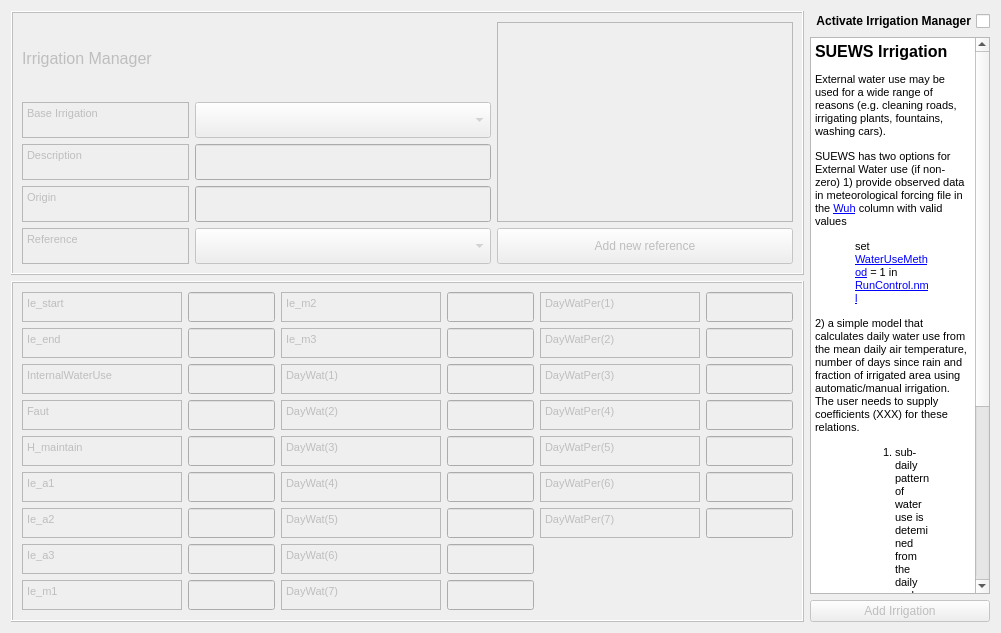
Above: tabs/urban_irrigation_tab.ui from gusbacos/suews_database_manager before the change. Below: the same form after it.
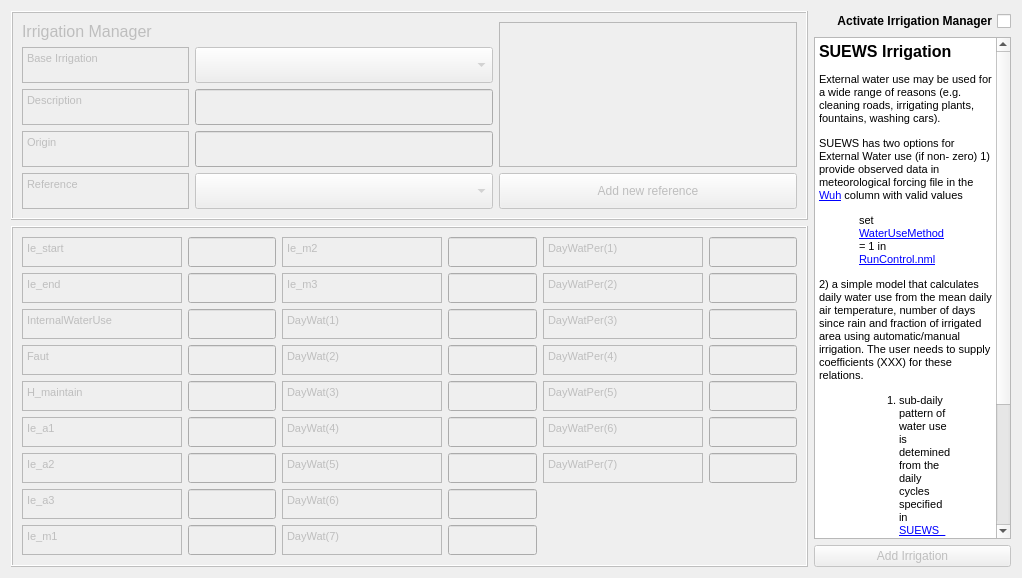
That is the form after the change. Custom widgets are drawn as their Qt base class.

```diff
--- a/tabs/urban_irrigation_tab.ui
+++ b/tabs/urban_irrigation_tab.ui
@@ -6,8 +6,8 @@
    <rect>
     <x>0</x>
     <y>0</y>
-    <width>998</width>
-    <height>633</height>
+    <width>1022</width>
+    <height>574</height>
    </rect>
   </property>
   <property name="sizePolicy">
@@ -89,7 +89,7 @@
          <string>&lt;!DOCTYPE HTML PUBLIC &quot;-//W3C//DTD HTML 4.0//EN&quot; &quot;http://www.w3.org/TR/REC-html40/strict.dtd&quot;&gt;
 &lt;html&gt;&lt;head&gt;&lt;meta name=&quot;qrichtext&quot; content=&quot;1&quot; /&gt;&lt;style type=&quot;text/css&quot;&gt;
 p, li { white-space: pre-wrap; }
-&lt;/style&gt;&lt;/head&gt;&lt;body style=&quot; font-family:'MS Shell Dlg 2'; font-size:8.25pt; font-weight:400; font-style:normal;&quot;&gt;
+&lt;/style&gt;&lt;/head&gt;&lt;body style=&quot; font-family:'MS Shell Dlg 2'; font-size:9.75pt; font-weight:400; font-style:normal;&quot;&gt;
 &lt;p style=&quot; margin-top:0px; margin-bottom:0px; margin-left:0px; margin-right:0px; -qt-block-indent:0; text-indent:0px;&quot;&gt;&lt;span style=&quot; font-size:8pt;&quot;&gt;Base Irrigation&lt;/span&gt;&lt;/p&gt;&lt;/body&gt;&lt;/html&gt;</string>
         </property>
        </widget>
@@ -134,7 +134,7 @@
          <string>&lt;!DOCTYPE HTML PUBLIC &quot;-//W3C//DTD HTML 4.0//EN&quot; &quot;http://www.w3.org/TR/REC-html40/strict.dtd&quot;&gt;
 &lt;html&gt;&lt;head&gt;&lt;meta name=&quot;qrichtext&quot; content=&quot;1&quot; /&gt;&lt;style type=&quot;text/css&quot;&gt;
 p, li { white-space: pre-wrap; }
-&lt;/style&gt;&lt;/head&gt;&lt;body style=&quot; font-family:'MS Shell Dlg 2'; font-size:8.25pt; font-weight:400; font-style:normal;&quot;&gt;
+&lt;/style&gt;&lt;/head&gt;&lt;body style=&quot; font-family:'MS Shell Dlg 2'; font-size:9.75pt; font-weight:400; font-style:normal;&quot;&gt;
 &lt;p style=&quot; margin-top:0px; margin-bottom:0px; margin-left:0px; margin-right:0px; -qt-block-indent:0; text-indent:0px;&quot;&gt;&lt;span style=&quot; font-size:8pt;&quot;&gt;Description&lt;/span&gt;&lt;/p&gt;&lt;/body&gt;&lt;/html&gt;</string>
         </property>
        </widget>
@@ -179,7 +179,7 @@
          <string>&lt;!DOCTYPE HTML PUBLIC &quot;-//W3C//DTD HTML 4.0//EN&quot; &quot;http://www.w3.org/TR/REC-html40/strict.dtd&quot;&gt;
 &lt;html&gt;&lt;head&gt;&lt;meta name=&quot;qrichtext&quot; content=&quot;1&quot; /&gt;&lt;style type=&quot;text/css&quot;&gt;
 p, li { white-space: pre-wrap; }
-&lt;/style&gt;&lt;/head&gt;&lt;body style=&quot; font-family:'MS Shell Dlg 2'; font-size:8.25pt; font-weight:400; font-style:normal;&quot;&gt;
+&lt;/style&gt;&lt;/head&gt;&lt;body style=&quot; font-family:'MS Shell Dlg 2'; font-size:9.75pt; font-weight:400; font-style:normal;&quot;&gt;
 &lt;p style=&quot; margin-top:0px; margin-bottom:0px; margin-left:0px; margin-right:0px; -qt-block-indent:0; text-indent:0px;&quot;&gt;&lt;span style=&quot; font-size:8pt;&quot;&gt;Origin&lt;/span&gt;&lt;/p&gt;&lt;/body&gt;&lt;/html&gt;</string>
         </property>
        </widget>
@@ -221,7 +221,7 @@
          <string>&lt;!DOCTYPE HTML PUBLIC &quot;-//W3C//DTD HTML 4.0//EN&quot; &quot;http://www.w3.org/TR/REC-html40/strict.dtd&quot;&gt;
 &lt;html&gt;&lt;head&gt;&lt;meta name=&quot;qrichtext&quot; content=&quot;1&quot; /&gt;&lt;style type=&quot;text/css&quot;&gt;
 p, li { white-space: pre-wrap; }
-&lt;/style&gt;&lt;/head&gt;&lt;body style=&quot; font-family:'MS Shell Dlg 2'; font-size:8.25pt; font-weight:400; font-style:normal;&quot;&gt;
+&lt;/style&gt;&lt;/head&gt;&lt;body style=&quot; font-family:'MS Shell Dlg 2'; font-size:9.75pt; font-weight:400; font-style:normal;&quot;&gt;
 &lt;p style=&quot; margin-top:0px; margin-bottom:0px; margin-left:0px; margin-right:0px; -qt-block-indent:0; text-indent:0px;&quot;&gt;&lt;span style=&quot; font-size:8pt;&quot;&gt;Reference&lt;/span&gt;&lt;/p&gt;&lt;/body&gt;&lt;/html&gt;</string>
         </property>
        </widget>
@@ -304,7 +304,7 @@
       <string>&lt;!DOCTYPE HTML PUBLIC &quot;-//W3C//DTD HTML 4.0//EN&quot; &quot;http://www.w3.org/TR/REC-html40/strict.dtd&quot;&gt;
 &lt;html&gt;&lt;head&gt;&lt;meta name=&quot;qrichtext&quot; content=&quot;1&quot; /&gt;&lt;style type=&quot;text/css&quot;&gt;
 p, li { white-space: pre-wrap; }
-&lt;/style&gt;&lt;/head&gt;&lt;body style=&quot; font-family:'MS Shell Dlg 2'; font-size:8.25pt; font-weight:400; font-style:normal;&quot;&gt;
+&lt;/style&gt;&lt;/head&gt;&lt;body style=&quot; font-family:'MS Shell Dlg 2'; font-size:9.75pt; font-weight:400; font-style:normal;&quot;&gt;
 &lt;p style=&quot; margin-top:12px; margin-bottom:12px; margin-left:0px; margin-right:0px; -qt-block-indent:0; text-indent:0px;&quot;&gt;&lt;span style=&quot; font-size:12pt; font-weight:600;&quot;&gt;SUEWS Irrigation&lt;/span&gt;&lt;/p&gt;
 &lt;p style=&quot; margin-top:12px; margin-bottom:12px; margin-left:0px; margin-right:0px; -qt-block-indent:0; text-indent:0px;&quot;&gt;&lt;span style=&quot; font-size:8pt;&quot;&gt;External water use may be used for a wide range of reasons (e.g. cleaning roads, irrigating plants, fountains, washing cars).&lt;/span&gt;&lt;/p&gt;
 &lt;p style=&quot; margin-top:12px; margin-bottom:12px; margin-left:0px; margin-right:0px; -qt-block-indent:0; text-indent:0px;&quot;&gt;&lt;span style=&quot; font-size:8pt;&quot;&gt;SUEWS has two options for External Water use (if non- zero) 1) provide observed data in meteorological forcing file in the &lt;/span&gt;&lt;a href=&quot;https://suews.readthedocs.io/en/latest/input_files/SUEWS_SiteInfo/Input_Options.html#cmdoption-arg-Wuh&quot;&gt;&lt;span style=&quot; font-family:'Courier New'; font-size:8pt; text-decoration: underline; color:#0000ff;&quot;&gt;Wuh&lt;/span&gt;&lt;/a&gt;&lt;span style=&quot; font-size:8pt;&quot;&gt; column with valid values&lt;/span&gt;&lt;/p&gt;
@@ -417,7 +417,7 @@
             <string>&lt;!DOCTYPE HTML PUBLIC &quot;-//W3C//DTD HTML 4.0//EN&quot; &quot;http://www.w3.org/TR/REC-html40/strict.dtd&quot;&gt;
 &lt;html&gt;&lt;head&gt;&lt;meta name=&quot;qrichtext&quot; content=&quot;1&quot; /&gt;&lt;style type=&quot;text/css&quot;&gt;
 p, li { white-space: pre-wrap; }
-&lt;/style&gt;&lt;/head&gt;&lt;body style=&quot; font-family:'MS Shell Dlg 2'; font-size:8.25pt; font-weight:400; font-style:normal;&quot;&gt;
+&lt;/style&gt;&lt;/head&gt;&lt;body style=&quot; font-family:'MS Shell Dlg 2'; font-size:9.75pt; font-weight:400; font-style:normal;&quot;&gt;
 &lt;p style=&quot; margin-top:12px; margin-bottom:12px; margin-left:0px; margin-right:0px; -qt-block-indent:0; text-indent:0px;&quot;&gt;&lt;span style=&quot; font-size:8pt;&quot;&gt;DayWatPer(3)&lt;/span&gt;&lt;/p&gt;&lt;/body&gt;&lt;/html&gt;</string>
            </property>
           </widget>
@@ -523,7 +523,7 @@
             <string>&lt;!DOCTYPE HTML PUBLIC &quot;-//W3C//DTD HTML 4.0//EN&quot; &quot;http://www.w3.org/TR/REC-html40/strict.dtd&quot;&gt;
 &lt;html&gt;&lt;head&gt;&lt;meta name=&quot;qrichtext&quot; content=&quot;1&quot; /&gt;&lt;style type=&quot;text/css&quot;&gt;
 p, li { white-space: pre-wrap; }
-&lt;/style&gt;&lt;/head&gt;&lt;body style=&quot; font-family:'MS Shell Dlg 2'; font-size:8.25pt; font-weight:400; font-style:normal;&quot;&gt;
+&lt;/style&gt;&lt;/head&gt;&lt;body style=&quot; font-family:'MS Shell Dlg 2'; font-size:9.75pt; font-weight:400; font-style:normal;&quot;&gt;
 &lt;p style=&quot; margin-top:12px; margin-bottom:12px; margin-left:0px; margin-right:0px; -qt-block-indent:0; text-indent:0px;&quot;&gt;&lt;span style=&quot; font-size:8pt;&quot;&gt;DayWatPer(2)&lt;/span&gt;&lt;/p&gt;&lt;/body&gt;&lt;/html&gt;</string>
            </property>
           </widget>
@@ -555,7 +555,7 @@
             <string>&lt;!DOCTYPE HTML PUBLIC &quot;-//W3C//DTD HTML 4.0//EN&quot; &quot;http://www.w3.org/TR/REC-html40/strict.dtd&quot;&gt;
 &lt;html&gt;&lt;head&gt;&lt;meta name=&quot;qrichtext&quot; content=&quot;1&quot; /&gt;&lt;style type=&quot;text/css&quot;&gt;
 p, li { white-space: pre-wrap; }
-&lt;/style&gt;&lt;/head&gt;&lt;body style=&quot; font-family:'MS Shell Dlg 2'; font-size:8.25pt; font-weight:400; font-style:normal;&quot;&gt;
+&lt;/style&gt;&lt;/head&gt;&lt;body style=&quot; font-family:'MS Shell Dlg 2'; font-size:9.75pt; font-weight:400; font-style:normal;&quot;&gt;
 &lt;p style=&quot; margin-top:0px; margin-bottom:0px; margin-left:0px; margin-right:0px; -qt-block-indent:0; text-indent:0px;&quot;&gt;&lt;span style=&quot; font-size:8pt;&quot;&gt;InternalWaterUse&lt;/span&gt;&lt;/p&gt;&lt;/body&gt;&lt;/html&gt;</string>
            </property>
           </widget>
@@ -635,7 +635,7 @@
             <string>&lt;!DOCTYPE HTML PUBLIC &quot;-//W3C//DTD HTML 4.0//EN&quot; &quot;http://www.w3.org/TR/REC-html40/strict.dtd&quot;&gt;
 &lt;html&gt;&lt;head&gt;&lt;meta name=&quot;qrichtext&quot; content=&quot;1&quot; /&gt;&lt;style type=&quot;text/css&quot;&gt;
 p, li { white-space: pre-wrap; }
-&lt;/style&gt;&lt;/head&gt;&lt;body style=&quot; font-family:'MS Shell Dlg 2'; font-size:8.25pt; font-weight:400; font-style:normal;&quot;&gt;
+&lt;/style&gt;&lt;/head&gt;&lt;body style=&quot; font-family:'MS Shell Dlg 2'; font-size:9.75pt; font-weight:400; font-style:normal;&quot;&gt;
 &lt;p style=&quot; margin-top:0px; margin-bottom:0px; margin-left:0px; margin-right:0px; -qt-block-indent:0; text-indent:0px;&quot;&gt;&lt;span style=&quot; font-size:8pt;&quot;&gt;DayWat(1)&lt;/span&gt;&lt;/p&gt;&lt;/body&gt;&lt;/html&gt;</string>
            </property>
           </widget>
@@ -667,7 +667,7 @@
             <string>&lt;!DOCTYPE HTML PUBLIC &quot;-//W3C//DTD HTML 4.0//EN&quot; &quot;http://www.w3.org/TR/REC-html40/strict.dtd&quot;&gt;
 &lt;html&gt;&lt;head&gt;&lt;meta name=&quot;qrichtext&quot; content=&quot;1&quot; /&gt;&lt;style type=&quot;text/css&quot;&gt;
 p, li { white-space: pre-wrap; }
-&lt;/style&gt;&lt;/head&gt;&lt;body style=&quot; font-family:'MS Shell Dlg 2'; font-size:8.25pt; font-weight:400; font-style:normal;&quot;&gt;
+&lt;/style&gt;&lt;/head&gt;&lt;body style=&quot; font-family:'MS Shell Dlg 2'; font-size:9.75pt; font-weight:400; font-style:normal;&quot;&gt;
 &lt;p style=&quot; margin-top:0px; margin-bottom:0px; margin-left:0px; margin-right:0px; -qt-block-indent:0; text-indent:0px;&quot;&gt;&lt;span style=&quot; font-size:8pt;&quot;&gt;Ie_m3&lt;/span&gt;&lt;/p&gt;&lt;/body&gt;&lt;/html&gt;</string>
            </property>
           </widget>
@@ -725,7 +725,7 @@
             <string>&lt;!DOCTYPE HTML PUBLIC &quot;-//W3C//DTD HTML 4.0//EN&quot; &quot;http://www.w3.org/TR/REC-html40/strict.dtd&quot;&gt;
 &lt;html&gt;&lt;head&gt;&lt;meta name=&quot;qrichtext&quot; content=&quot;1&quot; /&gt;&lt;style type=&quot;text/css&quot;&gt;
 p, li { white-space: pre-wrap; }
-&lt;/style&gt;&lt;/head&gt;&lt;body style=&quot; font-family:'MS Shell Dlg 2'; font-size:8.25pt; font-weight:400; font-style:normal;&quot;&gt;
+&lt;/style&gt;&lt;/head&gt;&lt;body style=&quot; font-family:'MS Shell Dlg 2'; font-size:9.75pt; font-weight:400; font-style:normal;&quot;&gt;
 &lt;p style=&quot; margin-top:12px; margin-bottom:12px; margin-left:0px; margin-right:0px; -qt-block-indent:0; text-indent:0px;&quot;&gt;&lt;span style=&quot; font-size:8pt;&quot;&gt;DayWatPer(6)&lt;/span&gt;&lt;/p&gt;&lt;/body&gt;&lt;/html&gt;</string>
            </property>
           </widget>
@@ -757,7 +757,7 @@
             <string>&lt;!DOCTYPE HTML PUBLIC &quot;-//W3C//DTD HTML 4.0//EN&quot; &quot;http://www.w3.org/TR/REC-html40/strict.dtd&quot;&gt;
 &lt;html&gt;&lt;head&gt;&lt;meta name=&quot;qrichtext&quot; content=&quot;1&quot; /&gt;&lt;style type=&quot;text/css&quot;&gt;
 p, li { white-space: pre-wrap; }
-&lt;/style&gt;&lt;/head&gt;&lt;body style=&quot; font-family:'MS Shell Dlg 2'; font-size:8.25pt; font-weight:400; font-style:normal;&quot;&gt;
+&lt;/style&gt;&lt;/head&gt;&lt;body style=&quot; font-family:'MS Shell Dlg 2'; font-size:9.75pt; font-weight:400; font-style:normal;&quot;&gt;
 &lt;p style=&quot; margin-top:12px; margin-bottom:12px; margin-left:0px; margin-right:0px; -qt-block-indent:0; text-indent:0px;&quot;&gt;&lt;span style=&quot; font-size:8pt;&quot;&gt;DayWatPer(7)&lt;/span&gt;&lt;/p&gt;&lt;/body&gt;&lt;/html&gt;</string>
            </property>
           </widget>
@@ -789,7 +789,7 @@
             <string>&lt;!DOCTYPE HTML PUBLIC &quot;-//W3C//DTD HTML 4.0//EN&quot; &quot;http://www.w3.org/TR/REC-html40/strict.dtd&quot;&gt;
 &lt;html&gt;&lt;head&gt;&lt;meta name=&quot;qrichtext&quot; content=&quot;1&quot; /&gt;&lt;style type=&quot;text/css&quot;&gt;
 p, li { white-space: pre-wrap; }
-&lt;/style&gt;&lt;/head&gt;&lt;body style=&quot; font-family:'MS Shell Dlg 2'; font-size:8.25pt; font-weight:400; font-style:normal;&quot;&gt;
+&lt;/style&gt;&lt;/head&gt;&lt;body style=&quot; font-family:'MS Shell Dlg 2'; font-size:9.75pt; font-weight:400; font-style:normal;&quot;&gt;
 &lt;p style=&quot; margin-top:0px; margin-bottom:0px; margin-left:0px; margin-right:0px; -qt-block-indent:0; text-indent:0px;&quot;&gt;&lt;span style=&quot; font-size:8pt;&quot;&gt;DayWat(3)&lt;/span&gt;&lt;/p&gt;&lt;/body&gt;&lt;/html&gt;</string>
            </property>
           </widget>
@@ -821,7 +821,7 @@
             <string>&lt;!DOCTYPE HTML PUBLIC &quot;-//W3C//DTD HTML 4.0//EN&quot; &quot;http://www.w3.org/TR/REC-html40/strict.dtd&quot;&gt;
 &lt;html&gt;&lt;head&gt;&lt;meta name=&quot;qrichtext&quot; content=&quot;1&quot; /&gt;&lt;style type=&quot;text/css&quot;&gt;
 p, li { white-space: pre-wrap; }
-&lt;/style&gt;&lt;/head&gt;&lt;body style=&quot; font-family:'MS Shell Dlg 2'; font-size:8.25pt; font-weight:400; font-style:normal;&quot;&gt;
+&lt;/style&gt;&lt;/head&gt;&lt;body style=&quot; font-family:'MS Shell Dlg 2'; font-size:9.75pt; font-weight:400; font-style:normal;&quot;&gt;
 &lt;p style=&quot; margin-top:0px; margin-bottom:0px; margin-left:0px; margin-right:0px; -qt-block-indent:0; text-indent:0px;&quot;&gt;&lt;span style=&quot; font-size:8pt;&quot;&gt;Faut&lt;/span&gt;&lt;/p&gt;&lt;/body&gt;&lt;/html&gt;</string>
            </property>
           </widget>
@@ -901,7 +901,7 @@
             <string>&lt;!DOCTYPE HTML PUBLIC &quot;-//W3C//DTD HTML 4.0//EN&quot; &quot;http://www.w3.org/TR/REC-html40/strict.dtd&quot;&gt;
 &lt;html&gt;&lt;head&gt;&lt;meta name=&quot;qrichtext&quot; content=&quot;1&quot; /&gt;&lt;style type=&quot;text/css&quot;&gt;
 p, li { white-space: pre-wrap; }
-&lt;/style&gt;&lt;/head&gt;&lt;body style=&quot; font-family:'MS Shell Dlg 2'; font-size:8.25pt; font-weight:400; font-style:normal;&quot;&gt;
+&lt;/style&gt;&lt;/head&gt;&lt;body style=&quot; font-family:'MS Shell Dlg 2'; font-size:9.75pt; font-weight:400; font-style:normal;&quot;&gt;
 &lt;p style=&quot; margin-top:0px; margin-bottom:0px; margin-left:0px; margin-right:0px; -qt-block-indent:0; text-indent:0px;&quot;&gt;&lt;span style=&quot; font-size:8pt;&quot;&gt;Ie_a3&lt;/span&gt;&lt;/p&gt;&lt;/body&gt;&lt;/html&gt;</string>
            </property>
           </widget>
@@ -959,7 +959,7 @@
             <string>&lt;!DOCTYPE HTML PUBLIC &quot;-//W3C//DTD HTML 4.0//EN&quot; &quot;http://www.w3.org/TR/REC-html40/strict.dtd&quot;&gt;
 &lt;html&gt;&lt;head&gt;&lt;meta name=&quot;qrichtext&quot; content=&quot;1&quot; /&gt;&lt;style type=&quot;text/css&quot;&gt;
 p, li { white-space: pre-wrap; }
-&lt;/style&gt;&lt;/head&gt;&lt;body style=&quot; font-family:'MS Shell Dlg 2'; font-size:8.25pt; font-weight:400; font-style:normal;&quot;&gt;
+&lt;/style&gt;&lt;/head&gt;&lt;body style=&quot; font-family:'MS Shell Dlg 2'; font-size:9.75pt; font-weight:400; font-style:normal;&quot;&gt;
 &lt;p style=&quot; margin-top:12px; margin-bottom:12px; margin-left:0px; margin-right:0px; -qt-block-indent:0; text-indent:0px;&quot;&gt;&lt;span style=&quot; font-size:8pt;&quot;&gt;DayWatPer(5)&lt;/span&gt;&lt;/p&gt;&lt;/body&gt;&lt;/html&gt;</string>
            </property>
           </widget>
@@ -991,7 +991,7 @@
             <string>&lt;!DOCTYPE HTML PUBLIC &quot;-//W3C//DTD HTML 4.0//EN&quot; &quot;http://www.w3.org/TR/REC-html40/strict.dtd&quot;&gt;
 &lt;html&gt;&lt;head&gt;&lt;meta name=&quot;qrichtext&quot; content=&quot;1&quot; /&gt;&lt;style type=&quot;text/css&quot;&gt;
 p, li { white-space: pre-wrap; }
-&lt;/style&gt;&lt;/head&gt;&lt;body style=&quot; font-family:'MS Shell Dlg 2'; font-size:8.25pt; font-weight:400; font-style:normal;&quot;&gt;
+&lt;/style&gt;&lt;/head&gt;&lt;body style=&quot; font-family:'MS Shell Dlg 2'; font-size:9.75pt; font-weight:400; font-style:normal;&quot;&gt;
 &lt;p style=&quot; margin-top:0px; margin-bottom:0px; margin-left:0px; margin-right:0px; -qt-block-indent:0; text-indent:0px;&quot;&gt;&lt;span style=&quot; font-size:8pt;&quot;&gt;DayWat(4)&lt;/span&gt;&lt;/p&gt;&lt;/body&gt;&lt;/html&gt;</string>
            </property>
           </widget>
@@ -1143,7 +1143,7 @@
             <string>&lt;!DOCTYPE HTML PUBLIC &quot;-//W3C//DTD HTML 4.0//EN&quot; &quot;http://www.w3.org/TR/REC-html40/strict.dtd&quot;&gt;
 &lt;html&gt;&lt;head&gt;&lt;meta name=&quot;qrichtext&quot; content=&quot;1&quot; /&gt;&lt;style type=&quot;text/css&quot;&gt;
 p, li { white-space: pre-wrap; }
-&lt;/style&gt;&lt;/head&gt;&lt;body style=&quot; font-family:'MS Shell Dlg 2'; font-size:8.25pt; font-weight:400; font-style:normal;&quot;&gt;
+&lt;/style&gt;&lt;/head&gt;&lt;body style=&quot; font-family:'MS Shell Dlg 2'; font-size:9.75pt; font-weight:400; font-style:normal;&quot;&gt;
 &lt;p style=&quot; margin-top:12px; margin-bottom:12px; margin-left:0px; margin-right:0px; -qt-block-indent:0; text-indent:0px;&quot;&gt;&lt;span style=&quot; font-size:8pt;&quot;&gt;DayWatPer(4)&lt;/span&gt;&lt;/p&gt;&lt;/body&gt;&lt;/html&gt;</string>
            </property>
           </widget>
@@ -1197,7 +1197,7 @@
             <string>&lt;!DOCTYPE HTML PUBLIC &quot;-//W3C//DTD HTML 4.0//EN&quot; &quot;http://www.w3.org/TR/REC-html40/strict.dtd&quot;&gt;
 &lt;html&gt;&lt;head&gt;&lt;meta name=&quot;qrichtext&quot; content=&quot;1&quot; /&gt;&lt;style type=&quot;text/css&quot;&gt;
 p, li { white-space: pre-wrap; }
-&lt;/style&gt;&lt;/head&gt;&lt;body style=&quot; font-family:'MS Shell Dlg 2'; font-size:8.25pt; font-weight:400; font-style:normal;&quot;&gt;
+&lt;/style&gt;&lt;/head&gt;&lt;body style=&quot; font-family:'MS Shell Dlg 2'; font-size:9.75pt; font-weight:400; font-style:normal;&quot;&gt;
 &lt;p style=&quot; margin-top:0px; margin-bottom:0px; margin-left:0px; margin-right:0px; -qt-block-indent:0; text-indent:0px;&quot;&gt;&lt;span style=&quot; font-size:8pt;&quot;&gt;H_maintain&lt;/span&gt;&lt;/p&gt;&lt;/body&gt;&lt;/html&gt;</string>
            </property>
           </widget>
@@ -1273,7 +1273,7 @@
             <string>&lt;!DOCTYPE HTML PUBLIC &quot;-//W3C//DTD HTML 4.0//EN&quot; &quot;http://www.w3.org/TR/REC-html40/strict.dtd&quot;&gt;
 &lt;html&gt;&lt;head&gt;&lt;meta name=&quot;qrichtext&quot; content=&quot;1&quot; /&gt;&lt;style type=&quot;text/css&quot;&gt;
 p, li { white-space: pre-wrap; }
-&lt;/style&gt;&lt;/head&gt;&lt;body style=&quot; font-family:'MS Shell Dlg 2'; font-size:8.25pt; font-weight:400; font-style:normal;&quot;&gt;
+&lt;/style&gt;&lt;/head&gt;&lt;body style=&quot; font-family:'MS Shell Dlg 2'; font-size:9.75pt; font-weight:400; font-style:normal;&quot;&gt;
 &lt;p style=&quot; margin-top:0px; margin-bottom:0px; margin-left:0px; margin-right:0px; -qt-block-indent:0; text-indent:0px;&quot;&gt;&lt;span style=&quot; font-size:8pt;&quot;&gt;Ie_a1&lt;/span&gt;&lt;/p&gt;&lt;/body&gt;&lt;/html&gt;</string>
            </property>
           </widget>
@@ -1305,7 +1305,7 @@
             <string>&lt;!DOCTYPE HTML PUBLIC &quot;-//W3C//DTD HTML 4.0//EN&quot; &quot;http://www.w3.org/TR/REC-html40/strict.dtd&quot;&gt;
 &lt;html&gt;&lt;head&gt;&lt;meta name=&quot;qrichtext&quot; content=&quot;1&quot; /&gt;&lt;style type=&quot;text/css&quot;&gt;
 p, li { white-space: pre-wrap; }
-&lt;/style&gt;&lt;/head&gt;&lt;body style=&quot; font-family:'MS Shell Dlg 2'; font-size:8.25pt; font-weight:400; font-style:normal;&quot;&gt;
+&lt;/style&gt;&lt;/head&gt;&lt;body style=&quot; font-family:'MS Shell Dlg 2'; font-size:9.75pt; font-weight:400; font-style:normal;&quot;&gt;
 &lt;p style=&quot; margin-top:0px; margin-bottom:0px; margin-left:0px; margin-right:0px; -qt-block-indent:0; text-indent:0px;&quot;&gt;&lt;span style=&quot; font-size:8pt;&quot;&gt;Ie_a2&lt;/span&gt;&lt;/p&gt;&lt;/body&gt;&lt;/html&gt;</string>
            </property>
           </widget>
@@ -1337,7 +1337,7 @@
             <string>&lt;!DOCTYPE HTML PUBLIC &quot;-//W3C//DTD HTML 4.0//EN&quot; &quot;http://www.w3.org/TR/REC-html40/strict.dtd&quot;&gt;
 &lt;html&gt;&lt;head&gt;&lt;meta name=&quot;qrichtext&quot; content=&quot;1&quot; /&gt;&lt;style type=&quot;text/css&quot;&gt;
 p, li { white-space: pre-wrap; }
-&lt;/style&gt;&lt;/head&gt;&lt;body style=&quot; font-family:'MS Shell Dlg 2'; font-size:8.25pt; font-weight:400; font-style:normal;&quot;&gt;
+&lt;/style&gt;&lt;/head&gt;&lt;body style=&quot; font-family:'MS Shell Dlg 2'; font-size:9.75pt; font-weight:400; font-style:normal;&quot;&gt;
 &lt;p style=&quot; margin-top:0px; margin-bottom:0px; margin-left:0px; margin-right:0px; -qt-block-indent:0; text-indent:0px;&quot;&gt;&lt;span style=&quot; font-size:8pt;&quot;&gt;DayWat(5)&lt;/span&gt;&lt;/p&gt;&lt;/body&gt;&lt;/html&gt;</string>
            </property>
           </widget>
@@ -1369,7 +1369,7 @@
             <string>&lt;!DOCTYPE HTML PUBLIC &quot;-//W3C//DTD HTML 4.0//EN&quot; &quot;http://www.w3.org/TR/REC-html40/strict.dtd&quot;&gt;
 &lt;html&gt;&lt;head&gt;&lt;meta name=&quot;qrichtext&quot; content=&quot;1&quot; /&gt;&lt;style type=&quot;text/css&quot;&gt;
 p, li { white-space: pre-wrap; }
-&lt;/style&gt;&lt;/head&gt;&lt;body style=&quot; font-family:'MS Shell Dlg 2'; font-size:8.25pt; font-weight:400; font-style:normal;&quot;&gt;
+&lt;/style&gt;&lt;/head&gt;&lt;body style=&quot; font-family:'MS Shell Dlg 2'; font-size:9.75pt; font-weight:400; font-style:normal;&quot;&gt;
 &lt;p style=&quot; margin-top:0px; margin-bottom:0px; margin-left:0px; margin-right:0px; -qt-block-indent:0; text-indent:0px;&quot;&gt;&lt;span style=&quot; font-size:8pt;&quot;&gt;DayWat(2)&lt;/span&gt;&lt;/p&gt;&lt;/body&gt;&lt;/html&gt;</string>
            </property>
           </widget>
@@ -1401,7 +1401,7 @@
             <string>&lt;!DOCTYPE HTML PUBLIC &quot;-//W3C//DTD HTML 4.0//EN&quot; &quot;http://www.w3.org/TR/REC-html40/strict.dtd&quot;&gt;
 &lt;html&gt;&lt;head&gt;&lt;meta name=&quot;qrichtext&quot; content=&quot;1&quot; /&gt;&lt;style type=&quot;text/css&quot;&gt;
 p, li { white-space: pre-wrap; }
-&lt;/style&gt;&lt;/head&gt;&lt;body style=&quot; font-family:'MS Shell Dlg 2'; font-size:8.25pt; font-weight:400; font-style:normal;&quot;&gt;
+&lt;/style&gt;&lt;/head&gt;&lt;body style=&quot; font-family:'MS Shell Dlg 2'; font-size:9.75pt; font-weight:400; font-style:normal;&quot;&gt;
 &lt;p style=&quot; margin-top:0px; margin-bottom:0px; margin-left:0px; margin-right:0px; -qt-block-indent:0; text-indent:0px;&quot;&gt;&lt;span style=&quot; font-size:8pt;&quot;&gt;DayWat(7)&lt;/span&gt;&lt;/p&gt;&lt;/body&gt;&lt;/html&gt;</string>
            </property>
           </widget>
@@ -1499,7 +1499,7 @@
             <string>&lt;!DOCTYPE HTML PUBLIC &quot;-//W3C//DTD HTML 4.0//EN&quot; &quot;http://www.w3.org/TR/REC-html40/strict.dtd&quot;&gt;
 &lt;html&gt;&lt;head&gt;&lt;meta name=&quot;qrichtext&quot; content=&quot;1&quot; /&gt;&lt;style type=&quot;text/css&quot;&gt;
 p, li { white-space: pre-wrap; }
-&lt;/style&gt;&lt;/head&gt;&lt;body style=&quot; font-family:'MS Shell Dlg 2'; font-size:8.25pt; font-weight:400; font-style:normal;&quot;&gt;
+&lt;/style&gt;&lt;/head&gt;&lt;body style=&quot; font-family:'MS Shell Dlg 2'; font-size:9.75pt; font-weight:400; font-style:normal;&quot;&gt;
 &lt;p style=&quot; margin-top:0px; margin-bottom:0px; margin-left:0px; margin-right:0px; -qt-block-indent:0; text-indent:0px;&quot;&gt;&lt;span style=&quot; font-size:8pt;&quot;&gt;Ie_m1&lt;/span&gt;&lt;/p&gt;&lt;/body&gt;&lt;/html&gt;</string>
            </property>
           </widget>
@@ -1557,7 +1557,7 @@
             <string>&lt;!DOCTYPE HTML PUBLIC &quot;-//W3C//DTD HTML 4.0//EN&quot; &quot;http://www.w3.org/TR/REC-html40/strict.dtd&quot;&gt;
 &lt;html&gt;&lt;head&gt;&lt;meta name=&quot;qrichtext&quot; content=&quot;1&quot; /&gt;&lt;style type=&quot;text/css&quot;&gt;
 p, li { white-space: pre-wrap; }
-&lt;/style&gt;&lt;/head&gt;&lt;body style=&quot; font-family:'MS Shell Dlg 2'; font-size:8.25pt; font-weight:400; font-style:normal;&quot;&gt;
+&lt;/style&gt;&lt;/head&gt;&lt;body style=&quot; font-family:'MS Shell Dlg 2'; font-size:9.75pt; font-weight:400; font-style:normal;&quot;&gt;
 &lt;p style=&quot; margin-top:0px; margin-bottom:0px; margin-left:0px; margin-right:0px; -qt-block-indent:0; text-indent:0px;&quot;&gt;&lt;span style=&quot; font-size:8pt;&quot;&gt;DayWat(6)&lt;/span&gt;&lt;/p&gt;&lt;/body&gt;&lt;/html&gt;</string>
            </property>
           </widget>
@@ -1611,7 +1611,7 @@
             <string>&lt;!DOCTYPE HTML PUBLIC &quot;-//W3C//DTD HTML 4.0//EN&quot; &quot;http://www.w3.org/TR/REC-html40/strict.dtd&quot;&gt;
 &lt;html&gt;&lt;head&gt;&lt;meta name=&quot;qrichtext&quot; content=&quot;1&quot; /&gt;&lt;style type=&quot;text/css&quot;&gt;
 p, li { white-space: pre-wrap; }
-&lt;/style&gt;&lt;/head&gt;&lt;body style=&quot; font-family:'MS Shell Dlg 2'; font-size:8.25pt; font-weight:400; font-style:normal;&quot;&gt;
+&lt;/style&gt;&lt;/head&gt;&lt;body style=&quot; font-family:'MS Shell Dlg 2'; font-size:9.75pt; font-weight:400; font-style:normal;&quot;&gt;
 &lt;p style=&quot; margin-top:0px; margin-bottom:0px; margin-left:0px; margin-right:0px; -qt-block-indent:0; text-indent:0px;&quot;&gt;&lt;span style=&quot; font-size:8pt;&quot;&gt;Ie_end&lt;/span&gt;&lt;/p&gt;&lt;/body&gt;&lt;/html&gt;</string>
            </property>
           </widget>
@@ -1643,7 +1643,7 @@
             <string>&lt;!DOCTYPE HTML PUBLIC &quot;-//W3C//DTD HTML 4.0//EN&quot; &quot;http://www.w3.org/TR/REC-html40/strict.dtd&quot;&gt;
 &lt;html&gt;&lt;head&gt;&lt;meta name=&quot;qrichtext&quot; content=&quot;1&quot; /&gt;&lt;style type=&quot;text/css&quot;&gt;
 p, li { white-space: pre-wrap; }
-&lt;/style&gt;&lt;/head&gt;&lt;body style=&quot; font-family:'MS Shell Dlg 2'; font-size:8.25pt; font-weight:400; font-style:normal;&quot;&gt;
+&lt;/style&gt;&lt;/head&gt;&lt;body style=&quot; font-family:'MS Shell Dlg 2'; font-size:9.75pt; font-weight:400; font-style:normal;&quot;&gt;
 &lt;p style=&quot; margin-top:0px; margin-bottom:0px; margin-left:0px; margin-right:0px; -qt-block-indent:0; text-indent:0px;&quot;&gt;&lt;span style=&quot; font-size:8pt;&quot;&gt;Ie_start&lt;/span&gt;&lt;/p&gt;&lt;/body&gt;&lt;/html&gt;</string>
            </property>
           </widget>
@@ -1701,7 +1701,7 @@
             <string>&lt;!DOCTYPE HTML PUBLIC &quot;-//W3C//DTD HTML 4.0//EN&quot; &quot;http://www.w3.org/TR/REC-html40/strict.dtd&quot;&gt;
 &lt;html&gt;&lt;head&gt;&lt;meta name=&quot;qrichtext&quot; content=&quot;1&quot; /&gt;&lt;style type=&quot;text/css&quot;&gt;
 p, li { white-space: pre-wrap; }
-&lt;/style&gt;&lt;/head&gt;&lt;body style=&quot; font-family:'MS Shell Dlg 2'; font-size:8.25pt; font-weight:400; font-style:normal;&quot;&gt;
+&lt;/style&gt;&lt;/head&gt;&lt;body style=&quot; font-family:'MS Shell Dlg 2'; font-size:9.75pt; font-weight:400; font-style:normal;&quot;&gt;
 &lt;p style=&quot; margin-top:0px; margin-bottom:0px; margin-left:0px; margin-right:0px; -qt-block-indent:0; text-indent:0px;&quot;&gt;&lt;span style=&quot; font-size:8pt;&quot;&gt;Ie_m2&lt;/span&gt;&lt;/p&gt;&lt;/body&gt;&lt;/html&gt;</string>
            </property>
           </widget>
@@ -1753,7 +1753,7 @@
             <string>&lt;!DOCTYPE HTML PUBLIC &quot;-//W3C//DTD HTML 4.0//EN&quot; &quot;http://www.w3.org/TR/REC-html40/strict.dtd&quot;&gt;
 &lt;html&gt;&lt;head&gt;&lt;meta name=&quot;qrichtext&quot; content=&quot;1&quot; /&gt;&lt;style type=&quot;text/css&quot;&gt;
 p, li { white-space: pre-wrap; }
-&lt;/style&gt;&lt;/head&gt;&lt;body style=&quot; font-family:'MS Shell Dlg 2'; font-size:8.25pt; font-weight:400; font-style:normal;&quot;&gt;
+&lt;/style&gt;&lt;/head&gt;&lt;body style=&quot; font-family:'MS Shell Dlg 2'; font-size:9.75pt; font-weight:400; font-style:normal;&quot;&gt;
 &lt;p style=&quot; margin-top:12px; margin-bottom:12px; margin-left:0px; margin-right:0px; -qt-block-indent:0; text-indent:0px;&quot;&gt;&lt;span style=&quot; font-size:8pt;&quot;&gt;DayWatPer(1)&lt;/span&gt;&lt;/p&gt;&lt;/body&gt;&lt;/html&gt;</string>
            </property>
           </widget>
```
